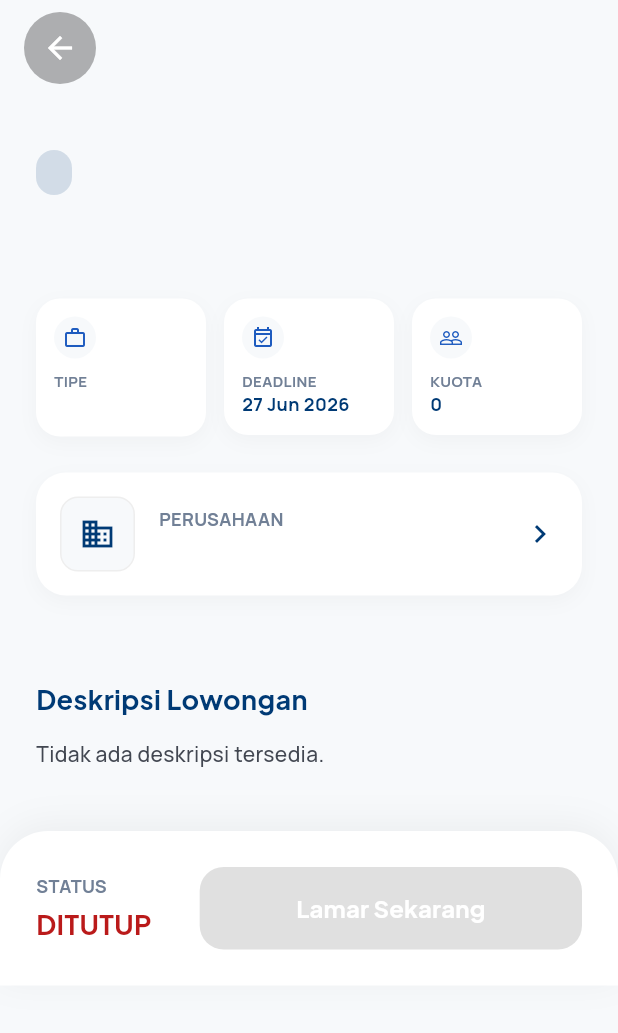
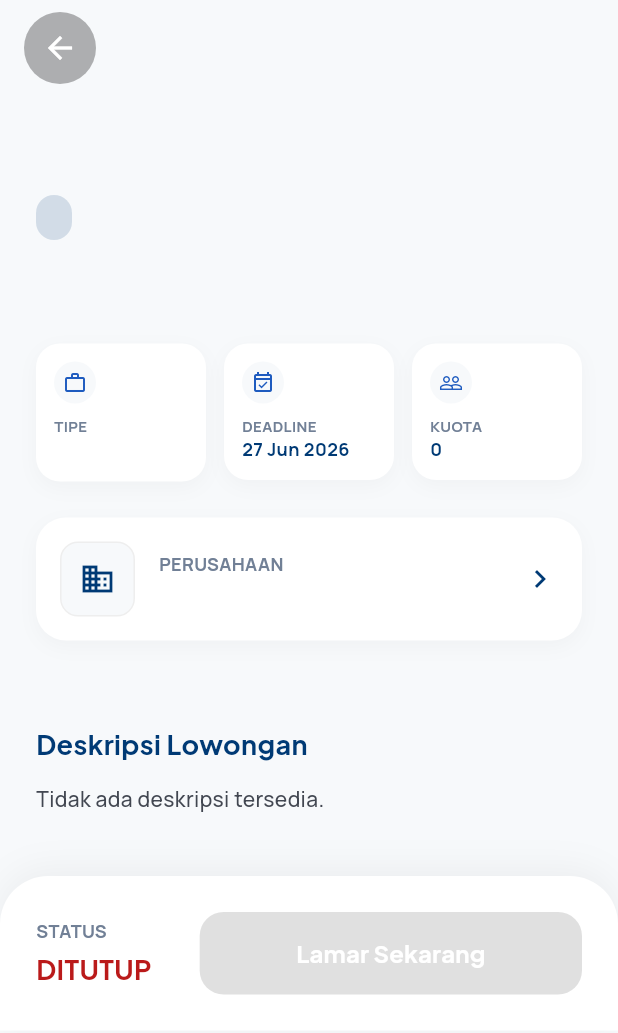
Before and after one commit to AffanShz/Dinus-Career-Center-Mobile, a Flutter app: the JobDetailScreen screen opened directly with empty values, on a phone screen of 412 x 824 dp. Shown: the top 1033 px of the screen. Run offline on Flutter 3.47's test engine with Material 3 defaults, Android fonts, the phone set to English and light mode, and no system bars; our stand-ins replace equatable, file_picker, flutter_bloc, flutter_dotenv, flutter_local_notifications, google_fonts and 5 more; missing offline and left inert: workmanager; accounts and stored records are empty; statements that could not run were skipped.

Commit message:
[AS] fix: menambahkan padding atas pada detail pekerjaan agar konten tidak tertutup tombol kembali

```diff
--- a/lib/features/job/screens/job_detail_screen.dart
+++ b/lib/features/job/screens/job_detail_screen.dart
@@ -55,7 +55,7 @@ class _JobDetailScreenState extends State<JobDetailScreen> {
               child: Column(
                 crossAxisAlignment: CrossAxisAlignment.start,
                 children: [
-                  const SizedBox(height: 100), // Space for back button
+                  const SizedBox(height: 130), // Space for back button
                   Padding(
                     padding: const EdgeInsets.symmetric(horizontal: 24.0),
                     child: Column(
```
